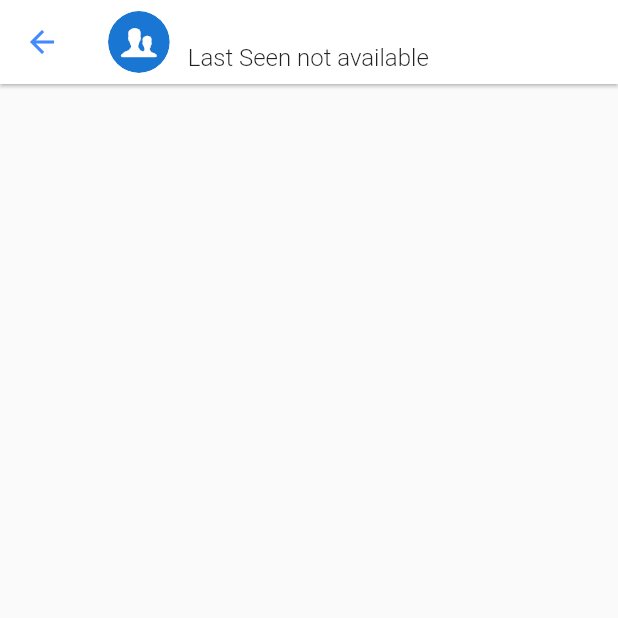
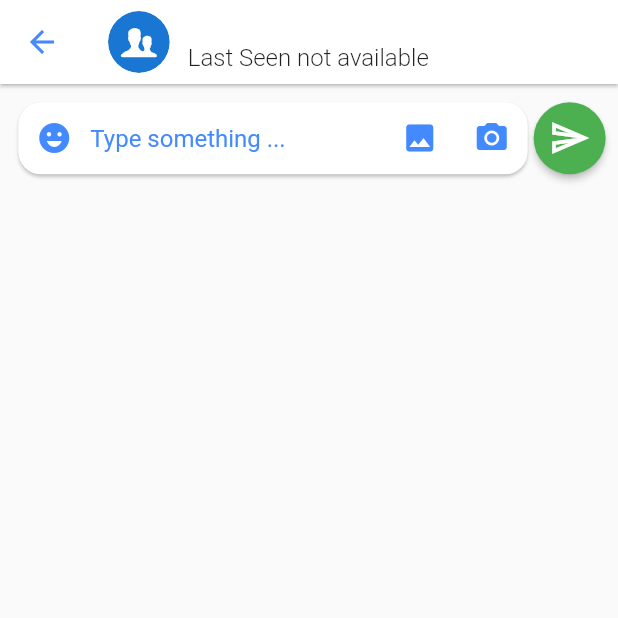
Before and after one commit to 3umarG/chat_app_with_firebase, a Flutter app: the ChatScreen screen opened directly with empty values, on a phone screen of 412 x 824 dp, the top half of it. Run offline on Flutter 3.47's test engine with Material 2 defaults, Android fonts, the phone set to English and light mode, and no system bars; drawn by our look-alikes of cached_network_image; our stand-ins replace bloc, cloud_firestore, firebase_auth, firebase_core, firebase_storage, flutter_bloc and 2 more; accounts and stored records are empty; network calls fail.

Commit message:
TypeBar UI for typing

```diff
--- a/lib/presentation/screens/chat_screen.dart
+++ b/lib/presentation/screens/chat_screen.dart
@@ -14,6 +14,11 @@ class ChatScreen extends StatelessWidget {
   Widget build(BuildContext context) {
     return Scaffold(
       appBar: _buildChatScreenAppBar(context),
+      body: Column(
+        children: [
+          _buildTypeBar(context),
+        ],
+      ),
     );
   }
 
@@ -69,4 +74,56 @@ class ChatScreen extends StatelessWidget {
           ],
         ),
       );
+
+  _buildTypeBar(BuildContext context) {
+    return Padding(
+      padding: EdgeInsets.symmetric(vertical: mediaQuery(context).height * 0.01 , horizontal: mediaQuery(context).width * 0.02),
+      child: Row(
+        children: [
+          Expanded(
+            child: Card(
+              shape:
+                  RoundedRectangleBorder(borderRadius: BorderRadius.circular(15)),
+              child: Row(
+                children: [
+                  _buildIconForTypeBar(Icons.emoji_emotions),
+                  const Expanded(
+                    child: TextField(
+                      keyboardType: TextInputType.multiline,
+                      maxLines: null,
+                      cursorColor: Colors.blueAccent,
+                      decoration: InputDecoration(
+                          border: InputBorder.none,
+                          hintText: "Type something ...",
+                          hintStyle: TextStyle(
+                            color: Colors.blueAccent,
+                          )),
+                    ),
+                  ),
+                  _buildIconForTypeBar(Icons.image),
+                  _buildIconForTypeBar(Icons.camera_alt),
+                ],
+              ),
+            ),
+          ),
+          MaterialButton(
+            color: Colors.green,
+            minWidth: 5,
+            padding: const EdgeInsets.symmetric(horizontal: 10 , vertical: 10),
+            shape: const CircleBorder(),
+            onPressed: () {},
+            child: const Icon(Icons.send_outlined , color: Colors.white,size: 28),
+          ),
+        ],
+      ),
+    );
+  }
+
+  _buildIconForTypeBar(IconData icon) => IconButton(
+        onPressed: () {},
+        icon: Icon(
+          icon,
+          color: Colors.blueAccent,
+        ),
+      );
 }
```
